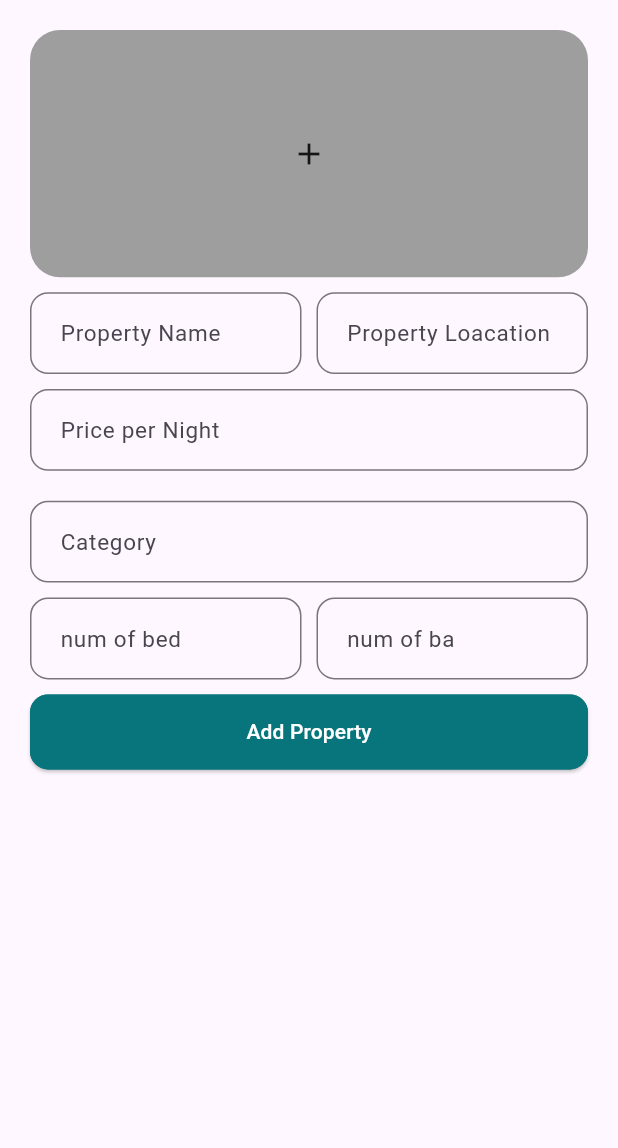
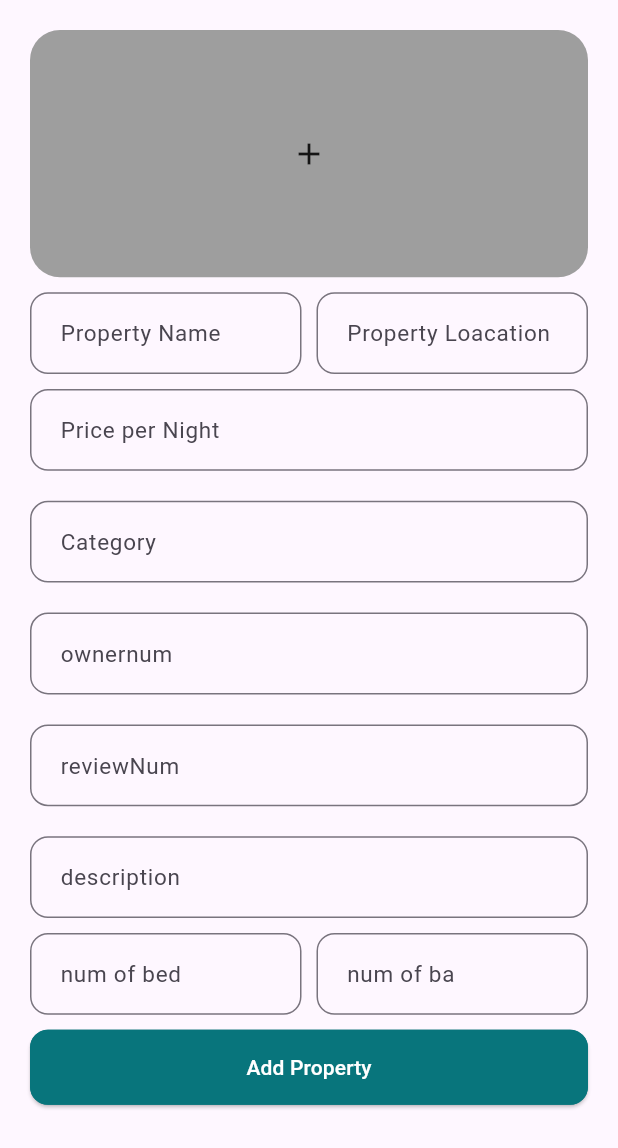
Before and after one commit to sayedyounis00/nestify, a Flutter app: the AddPropertyView screen opened by its route, on a phone screen of 412 x 824 dp. Shown: the top 1148 px of the screen. Run offline on Flutter 3.47's test engine with Material 3 defaults, Android fonts, the phone set to English and light mode, and no system bars; our stand-ins replace awesome_bottom_bar, bloc, cached_network_image, cloud_firestore, dropdown_button2, firebase_auth and 7 more; missing offline and left inert: flutter_pannable_rating_bar, font_awesome_icon_class; accounts and stored records are empty; network calls fail; statements that could not run were skipped.

Commit message:
adding some about search for fav  and edit house model

```diff
--- a/lib/features/auth/presentation/view/widgets/custom_text_field.dart
+++ b/lib/features/auth/presentation/view/widgets/custom_text_field.dart
@@ -57,7 +57,7 @@ class _CustomTextFieldState extends State<CustomTextField> {
           focusedBorder: customBorder(),
           border: customBorder(),
         ),
-        keyboardType: widget.label == 'Phone number'
+        keyboardType: widget.label == 'Phone number'&&widget.label == 'rating'
             ? TextInputType.phone
             : TextInputType.text,
       ),
--- a/lib/features/favourite/presentation/view/widgets/fav_card.dart
+++ b/lib/features/favourite/presentation/view/widgets/fav_card.dart
@@ -11,7 +11,7 @@ import 'package:nestify/features/home/presentation/view%20model/home%20cubit/hom
 import 'package:nestify/features/home/presentation/views/home_details_view.dart';
 
 class FavCard extends StatelessWidget {
-  const FavCard({
+  const FavCard( {
     super.key,
     required this.house,
   });
--- a/lib/features/home/data/model/house_model.dart
+++ b/lib/features/home/data/model/house_model.dart
@@ -1,5 +1,15 @@
 class HouseModel {
-  final String img, title, place, bd, ba, price, ownerName,category;
+  final String img,
+      title,
+      place,
+      bd,
+      ba,
+      price,
+      ownerName,
+      category,
+      ownernum,
+      reviewNum,
+      description;
   bool isFav;
 
   HouseModel({
@@ -12,6 +22,9 @@ class HouseModel {
     this.isFav = false,
     required this.ownerName,
     required this.category,
+    required this.ownernum,
+    required this.reviewNum,
+    required this.description,
   });
 
   factory HouseModel.fromJson(Map<String, dynamic> json) {
@@ -22,8 +35,12 @@ class HouseModel {
       bd: json['bd'],
       ba: json['ba'],
       price: json['price'],
-      isFav: json['isFav']??false,
-      ownerName: json['owner_name'], category:  json['category'],
+      isFav: json['isFav'] ?? false,
+      ownerName: json['owner_name'],
+      category: json['category'],
+      ownernum: json['owner_um'],
+      reviewNum: json['reviewNum'],
+      description: json['desc'],
     );
   }
 
@@ -36,8 +53,11 @@ class HouseModel {
       'price': price,
       'isFav': isFav,
       'owner_name': ownerName,
+      'owner_um': ownernum,
       'location': place,
       'category': category,
+      'review_num': reviewNum,
+      'desc': description,
     };
   }
 }
--- a/lib/features/home/data/repo/home_repo_imp.dart
+++ b/lib/features/home/data/repo/home_repo_imp.dart
@@ -59,7 +59,11 @@ class HomeRepoImp implements HomeRepo {
 
   @override
   Future<List<HouseModel>> getFilterdHouses(
-      {String? loca, String? price, String? type, String? bed ,String? category}) async {
+      {String? loca,
+      String? price,
+      String? type,
+      String? bed,
+      String? category}) async {
     List<HouseModel> filterdHousesList = [];
 
     QuerySnapshot<Map<String, dynamic>> data = await firestore
@@ -99,7 +103,11 @@ class HomeRepoImp implements HomeRepo {
           bd: '',
           ba: '',
           price: '',
-          ownerName: '', category: '',
+          ownerName: '',
+          category: '',
+          ownernum: '',
+          reviewNum: '',
+          description: '',
         )
       ];
     }
--- a/lib/features/home/presentation/view model/home cubit/home_cubit.dart
+++ b/lib/features/home/presentation/view model/home cubit/home_cubit.dart
@@ -12,6 +12,7 @@ class HomeCubit extends Cubit<HomeState> {
   String userStatus = 'user status';
   List<HouseModel> allhousesList = [];
   List<HouseModel> filterdHousesList = [];
+  List<HouseModel> filteredListafterSearch = [];
 
   UserModel user = UserModel(
     firstName: 'firstName',
--- a/lib/features/home/presentation/view model/house cubit/house_cubit.dart
+++ b/lib/features/home/presentation/view model/house cubit/house_cubit.dart
@@ -18,6 +18,9 @@ class HouseCubit extends Cubit<HouseState> {
     required String price,
     required String imageUrl,
     required String category,
+    required String ownernum,
+    required String reviewNum,
+    required String description,
   }) {
     try {
       emit(AddHouseLoading());
@@ -30,6 +33,9 @@ class HouseCubit extends Cubit<HouseState> {
         'bd': bd,
         'ba': ba,
         'price': price,
+        'owner_um':ownernum,
+        'reviewNum':reviewNum,
+        'desc':description,
       });
       emit(AddHouseSuccess());
     } catch (e) {
--- a/lib/features/home/presentation/views/widgets/add_property_view_body.dart
+++ b/lib/features/home/presentation/views/widgets/add_property_view_body.dart
@@ -18,7 +18,13 @@ class AddPropertyViewBody extends StatefulWidget {
 }
 
 class _AddPropertyViewBodyState extends State<AddPropertyViewBody> {
-  String? houseTitle, location, price,category;
+  String? houseTitle,
+      location,
+      price,
+      category,
+      ownernum,
+      reviewNum,
+      description;
   String? bd, ba;
   @override
   void initState() {
@@ -91,6 +97,30 @@ class _AddPropertyViewBodyState extends State<AddPropertyViewBody> {
                   onChanged: (cate) => category = cate,
                 ),
               ),
+              Padding(
+                padding: const EdgeInsets.symmetric(vertical: 10.0),
+                child: CustomTextField(
+                  prefix: const Icon(Icons.monetization_on),
+                  label: ' ownernum',
+                  onChanged: (ownerN) => ownernum = ownerN,
+                ),
+              ),
+              Padding(
+                padding: const EdgeInsets.symmetric(vertical: 10.0),
+                child: CustomTextField(
+                  prefix: const Icon(Icons.monetization_on),
+                  label: ' reviewNum',
+                  onChanged: (review) => reviewNum = review,
+                ),
+              ),
+              Padding(
+                padding: const EdgeInsets.symmetric(vertical: 10.0),
+                child: CustomTextField(
+                  prefix: const Icon(Icons.monetization_on),
+                  label: ' description',
+                  onChanged: (desc) => description = desc,
+                ),
+              ),
               Row(
                 children: [
                   Expanded(
@@ -119,7 +149,7 @@ class _AddPropertyViewBodyState extends State<AddPropertyViewBody> {
                         BlocProvider.of<HomeCubit>(context).user.fullName;
                     BlocProvider.of<HouseCubit>(context).addHouse(
                       ownerName: fullName,
-                      category: category??'category',
+                      category: category ?? 'category',
                       houseTitle: houseTitle ?? 'title',
                       location: location ?? 'place',
                       bd: bd ?? 'bd',
@@ -127,6 +157,9 @@ class _AddPropertyViewBodyState extends State<AddPropertyViewBody> {
                       price: price ?? 'price',
                       imageUrl: Variables.imageUrl ??
                           'https://static.realting.com/uploads/images/3f1/445e22c2280ba1273ef81a36f446a.webp ',
+                      ownernum: ownernum ?? 'ownerNum',
+                      reviewNum: reviewNum ?? 'review',
+                      description: description ?? 'desc',
                     );
                     setState(() {});
                     log('added to fire base');
@@ -142,7 +175,5 @@ class _AddPropertyViewBodyState extends State<AddPropertyViewBody> {
     );
   }
 
-  addFilteredList() {
-
-  }
+  addFilteredList() {}
 }
--- a/lib/features/home/presentation/views/widgets/details/bottons_book.dart
+++ b/lib/features/home/presentation/views/widgets/details/bottons_book.dart
@@ -16,7 +16,7 @@ class ButtonsBook extends StatelessWidget {
   @override
   Widget build(BuildContext context) {
     return Padding(
-      padding: const EdgeInsets.symmetric(horizontal: 20.0),
+      padding: const EdgeInsets.symmetric(horizontal: 20.0,vertical: 20),
       child: Row(
         mainAxisAlignment: MainAxisAlignment.center,
         children: [
--- a/lib/features/home/presentation/views/widgets/details/custom_desc.dart
+++ b/lib/features/home/presentation/views/widgets/details/custom_desc.dart
@@ -1,11 +1,13 @@
 import 'package:flutter/material.dart';
 import 'package:nestify/core/utils/styles.dart';
+import 'package:nestify/features/home/data/model/house_model.dart';
 
 class CustomDescription extends StatelessWidget {
   const CustomDescription({
     super.key,
+    required this.house,
   });
-
+  final HouseModel house;
   @override
   Widget build(BuildContext context) {
     return Padding(
@@ -16,7 +18,7 @@ class CustomDescription extends StatelessWidget {
           Text('Property Descriotion',
               style: Styles.style18.copyWith(fontSize: 15.5)),
           Text(
-            'Property Descriotion Property Descriotion Property Descriotion Property Descriotion Property Descriotion Property Descriotion Property Descriotion Property Descriotion Property Descriotion Property Descriotion Property Descriotion',
+            house.description,
             style: Styles.styleDesc,
             maxLines: 5,
             overflow: TextOverflow.ellipsis,
--- a/lib/features/home/presentation/views/widgets/details/home_details_view_body.dart
+++ b/lib/features/home/presentation/views/widgets/details/home_details_view_body.dart
@@ -27,10 +27,10 @@ class HomeDetailsViewBody extends StatelessWidget {
         const SpaceV(19),
         RatingRow(house: house),
         const SpaceV(19),
-        const CustomDescription(),
-        const SpaceV(13),
+        CustomDescription(house: house),
+        const Spacer(),
         const Divider(),
-        ButtonsBook(house: house)
+        ButtonsBook(house: house),
       ],
     );
   }
--- a/lib/features/home/presentation/views/widgets/details/rating_row.dart
+++ b/lib/features/home/presentation/views/widgets/details/rating_row.dart
@@ -44,7 +44,8 @@ class RatingRow extends StatelessWidget {
                   );
                 },
                 child: PannableRatingBar(
-                  rate: 4,
+
+                  rate:4,
                   items: List.generate(
                       5,
                       (index) => const RatingWidget(
@@ -57,8 +58,8 @@ class RatingRow extends StatelessWidget {
                           )),
                 ),
               ),
-              const Text('6 reviews',
-                  style: TextStyle(
+               Text('${house.reviewNum} reviews',
+                  style: const TextStyle(
                       color: AppColor.primaryColor,
                       decoration: TextDecoration.underline))
             ],
--- a/lib/main.dart
+++ b/lib/main.dart
@@ -5,7 +5,9 @@ import 'package:get/get_navigation/src/root/get_material_app.dart';
 import 'package:nestify/core/utils/router.dart';
 import 'package:nestify/features/home/data/repo/home_repo_imp.dart';
 import 'package:nestify/features/home/presentation/view%20model/home%20cubit/home_cubit.dart';
+import 'package:nestify/features/home/presentation/views/add_property_view.dart';
 import 'package:nestify/firebase_options.dart';
+
 void main() async {
   WidgetsFlutterBinding.ensureInitialized();
   await Firebase.initializeApp(
@@ -26,6 +28,7 @@ class Nestify extends StatelessWidget {
         transitionDuration: Duration(milliseconds: 500),
         debugShowCheckedModeBanner: false,
         onGenerateRoute: onGenerate,
+        // home: AddPropertyView(),
       ),
     );
   }
```
Also changed, not shown: lib/features/favourite/presentation/view/widgets/custom_search_bar.dart (+26 -4 lines), lib/features/favourite/presentation/view/widgets/fav_view_body.dart (+14 -6 lines), lib/features/home/presentation/views/widgets/search/search_filter.dart (+5 -7 lines).
